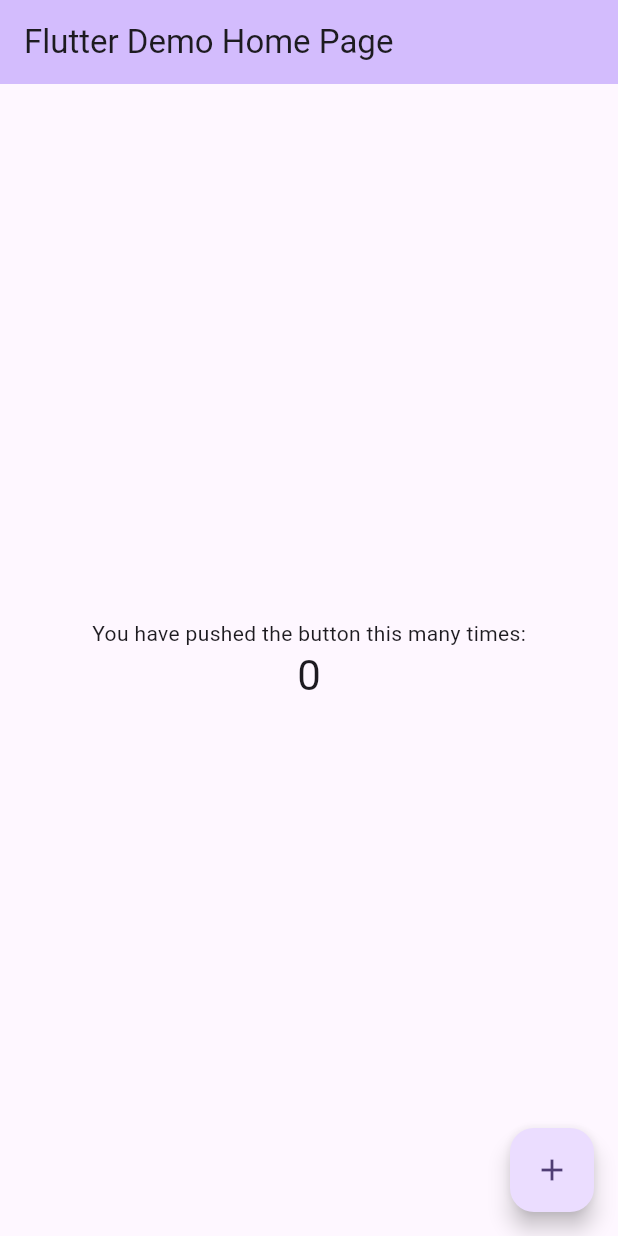
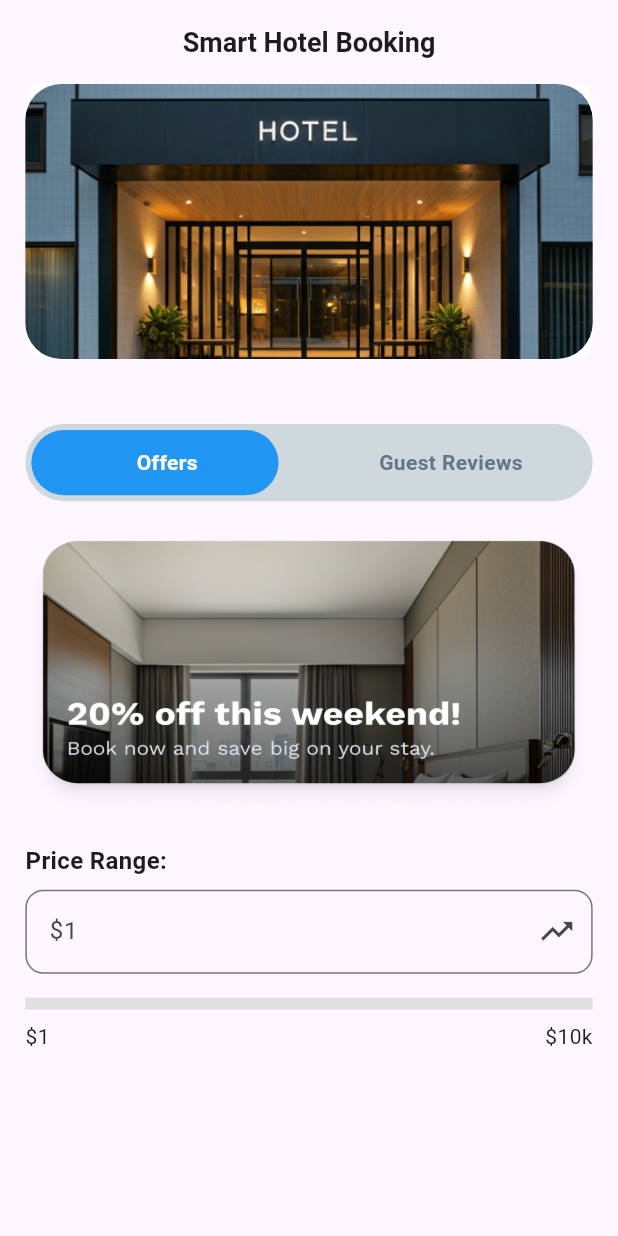
Before and after one commit to MohannedAshraf/hotel_app, a Flutter app: the screen it shows after launch, on a phone screen of 412 x 824 dp. Run offline on Flutter 3.47's test engine with Material 3 defaults, Android fonts, the phone set to English and light mode, and no system bars.

Commit message:
finish task

```diff
--- /dev/null
+++ b/lib/helper/images.dart
@@ -0,0 +1,5 @@
+abstract class Myimages {
+  static const String _baseurl = "assets/images/";
+  static const String hotel = "${_baseurl}hotel.png";
+  static const String offer = "${_baseurl}offer.png";
+}
--- /dev/null
+++ b/lib/helper/widgets/custom_rating_stars.dart
@@ -0,0 +1,23 @@
+import 'package:flutter/material.dart';
+
+class CustomRatingStars extends StatelessWidget {
+  final int count;
+  final Color color;
+
+  const CustomRatingStars({
+    super.key,
+    this.count = 5,
+    this.color = Colors.amberAccent,
+  });
+
+  @override
+  Widget build(BuildContext context) {
+    return Row(
+      mainAxisSize: MainAxisSize.min,
+      children: List.generate(
+        count,
+        (index) => Icon(Icons.star_border, color: color, size: 13),
+      ),
+    );
+  }
+}
--- /dev/null
+++ b/lib/helper/widgets/custom_tabs.dart
@@ -0,0 +1,88 @@
+import 'package:flutter/material.dart';
+
+class CustomTabs extends StatefulWidget {
+  final String activeTab;
+  final ValueChanged<String> onTabChanged;
+
+  const CustomTabs({
+    super.key,
+    required this.activeTab,
+    required this.onTabChanged,
+  });
+
+  @override
+  State<CustomTabs> createState() => _CustomTabsState();
+}
+
+class _CustomTabsState extends State<CustomTabs> {
+  @override
+  Widget build(BuildContext context) {
+    final size = MediaQuery.of(context).size;
+    return Container(
+      margin: EdgeInsets.symmetric(horizontal: size.width * 0.0410),
+      height: size.height * 0.0625,
+      decoration: BoxDecoration(
+        color: Colors.blueGrey.shade100,
+        borderRadius: BorderRadius.circular(size.width * 0.0641),
+      ),
+      child: Stack(
+        children: [
+          AnimatedAlign(
+            duration: const Duration(milliseconds: 1000),
+            curve: Curves.easeInOut,
+            alignment:
+                widget.activeTab == "Offers"
+                    ? Alignment.centerLeft
+                    : Alignment.centerRight,
+            child: Container(
+              width: size.width * 0.4,
+              margin: const EdgeInsets.all(4),
+              decoration: BoxDecoration(
+                color: Colors.blue,
+                borderRadius: BorderRadius.circular(size.width * 0.0641),
+              ),
+            ),
+          ),
+          Row(
+            children: [
+              Expanded(
+                child: GestureDetector(
+                  onTap: () => widget.onTabChanged("Offers"),
+                  child: Center(
+                    child: Text(
+                      "Offers",
+                      style: TextStyle(
+                        fontWeight: FontWeight.bold,
+                        color:
+                            widget.activeTab == "Offers"
+                                ? Colors.white
+                                : Color(0xff64748B),
+                      ),
+                    ),
+                  ),
+                ),
+              ),
+              Expanded(
+                child: GestureDetector(
+                  onTap: () => widget.onTabChanged("Guest Reviews"),
+                  child: Center(
+                    child: Text(
+                      "Guest Reviews",
+                      style: TextStyle(
+                        fontWeight: FontWeight.bold,
+                        color:
+                            widget.activeTab == "Guest Reviews"
+                                ? Colors.white
+                                : Color(0xff64748B),
+                      ),
+                    ),
+                  ),
+                ),
+              ),
+            ],
+          ),
+        ],
+      ),
+    );
+  }
+}
--- /dev/null
+++ b/lib/helper/widgets/image_card.dart
@@ -0,0 +1,108 @@
+// ignore_for_file: deprecated_member_use
+
+import 'package:flutter/material.dart';
+import 'package:hotel_app/helper/widgets/custom_rating_stars.dart';
+import 'package:hotel_app/helper/images.dart';
+
+class ImageCard extends StatelessWidget {
+  final bool expanded;
+
+  const ImageCard({super.key, required this.expanded});
+
+  @override
+  Widget build(BuildContext context) {
+    final size = MediaQuery.of(context).size;
+
+    return Padding(
+      padding: EdgeInsets.symmetric(horizontal: size.width * 0.041),
+      child: AnimatedContainer(
+        duration: const Duration(milliseconds: 1000),
+        curve: Curves.easeInOut,
+        decoration: BoxDecoration(
+          color: Colors.white,
+          borderRadius: BorderRadius.circular(12),
+          boxShadow:
+              expanded
+                  ? [
+                    BoxShadow(
+                      color: Colors.black.withOpacity(0.15),
+                      blurRadius: 10,
+                      offset: const Offset(0, 4),
+                    ),
+                  ]
+                  : [],
+        ),
+        child: Column(
+          crossAxisAlignment: CrossAxisAlignment.start,
+          children: [
+            AnimatedContainer(
+              duration: const Duration(milliseconds: 1000),
+              width: double.infinity,
+              height: expanded ? size.height * 0.3 : size.height * 0.2225,
+              curve: Curves.easeInOut,
+              decoration: BoxDecoration(
+                borderRadius:
+                    expanded
+                        ? const BorderRadius.vertical(top: Radius.circular(6))
+                        : BorderRadius.circular(24),
+                image: DecorationImage(
+                  image: AssetImage(Myimages.hotel),
+                  fit: BoxFit.cover,
+                ),
+              ),
+            ),
+
+            AnimatedSwitcher(
+              duration: const Duration(milliseconds: 1000),
+              switchInCurve: Curves.easeIn,
+              switchOutCurve: Curves.easeOut,
+              child:
+                  expanded
+                      ? Padding(
+                        key: const ValueKey("texts"),
+                        padding: const EdgeInsets.all(12.0),
+                        child: Column(
+                          crossAxisAlignment: CrossAxisAlignment.start,
+                          children: [
+                            Row(
+                              children: [
+                                const Text(
+                                  "Grand Hyatt Manila",
+                                  style: TextStyle(
+                                    fontSize: 20,
+                                    fontWeight: FontWeight.bold,
+                                    color: Colors.black,
+                                  ),
+                                ),
+                                const Spacer(),
+                                const CustomRatingStars(),
+                              ],
+                            ),
+                            const SizedBox(height: 10),
+                            const Text(
+                              "Deluxe King Room",
+                              style: TextStyle(
+                                fontSize: 16,
+                                color: Colors.black,
+                              ),
+                            ),
+                            const SizedBox(height: 10),
+                            const Text(
+                              "Deluxe King Room a to din I Ansor",
+                              style: TextStyle(
+                                fontSize: 16,
+                                color: Colors.black,
+                              ),
+                            ),
+                            const SizedBox(height: 15),
+                          ],
+                        ),
+                      )
+                      : const SizedBox.shrink(),
+            ),
+          ],
+        ),
+      ),
+    );
+  }
+}
--- a/lib/main.dart
+++ b/lib/main.dart
@@ -1,4 +1,5 @@
 import 'package:flutter/material.dart';
+import 'package:hotel_app/screens/home_screen.dart';
 
 void main() {
   runApp(const MyApp());
@@ -7,116 +8,11 @@ void main() {
 class MyApp extends StatelessWidget {
   const MyApp({super.key});
 
-  // This widget is the root of your application.
   @override
   Widget build(BuildContext context) {
     return MaterialApp(
-      title: 'Flutter Demo',
-      theme: ThemeData(
-        // This is the theme of your application.
-        //
-        // TRY THIS: Try running your application with "flutter run". You'll see
-        // the application has a purple toolbar. Then, without quitting the app,
-        // try changing the seedColor in the colorScheme below to Colors.green
-        // and then invoke "hot reload" (save your changes or press the "hot
-        // reload" button in a Flutter-supported IDE, or press "r" if you used
-        // the command line to start the app).
-        //
-        // Notice that the counter didn't reset back to zero; the application
-        // state is not lost during the reload. To reset the state, use hot
-        // restart instead.
-        //
-        // This works for code too, not just values: Most code changes can be
-        // tested with just a hot reload.
-        colorScheme: ColorScheme.fromSeed(seedColor: Colors.deepPurple),
-      ),
-      home: const MyHomePage(title: 'Flutter Demo Home Page'),
+      debugShowCheckedModeBanner: false,
+      home: const HomeScreen(),
     );
   }
 }
-
-class MyHomePage extends StatefulWidget {
-  const MyHomePage({super.key, required this.title});
-
-  // This widget is the home page of your application. It is stateful, meaning
-  // that it has a State object (defined below) that contains fields that affect
-  // how it looks.
-
-  // This class is the configuration for the state. It holds the values (in this
-  // case the title) provided by the parent (in this case the App widget) and
-  // used by the build method of the State. Fields in a Widget subclass are
-  // always marked "final".
-
-  final String title;
-
-  @override
-  State<MyHomePage> createState() => _MyHomePageState();
-}
-
-class _MyHomePageState extends State<MyHomePage> {
-  int _counter = 0;
-
-  void _incrementCounter() {
-    setState(() {
-      // This call to setState tells the Flutter framework that something has
-      // changed in this State, which causes it to rerun the build method below
-      // so that the display can reflect the updated values. If we changed
-      // _counter without calling setState(), then the build method would not be
-      // called again, and so nothing would appear to happen.
-      _counter++;
-    });
-  }
-
-  @override
-  Widget build(BuildContext context) {
-    // This method is rerun every time setState is called, for instance as done
-    // by the _incrementCounter method above.
-    //
-    // The Flutter framework has been optimized to make rerunning build methods
-    // fast, so that you can just rebuild anything that needs updating rather
-    // than having to individually change instances of widgets.
-    return Scaffold(
-      appBar: AppBar(
-        // TRY THIS: Try changing the color here to a specific color (to
-        // Colors.amber, perhaps?) and trigger a hot reload to see the AppBar
-        // change color while the other colors stay the same.
-        backgroundColor: Theme.of(context).colorScheme.inversePrimary,
-        // Here we take the value from the MyHomePage object that was created by
-        // the App.build method, and use it to set our appbar title.
-        title: Text(widget.title),
-      ),
-      body: Center(
-        // Center is a layout widget. It takes a single child and positions it
-        // in the middle of the parent.
-        child: Column(
-          // Column is also a layout widget. It takes a list of children and
-          // arranges them vertically. By default, it sizes itself to fit its
-          // children horizontally, and tries to be as tall as its parent.
-          //
-          // Column has various properties to control how it sizes itself and
-          // how it positions its children. Here we use mainAxisAlignment to
-          // center the children vertically; the main axis here is the vertical
-          // axis because Columns are vertical (the cross axis would be
-          // horizontal).
-          //
-          // TRY THIS: Invoke "debug painting" (choose the "Toggle Debug Paint"
-          // action in the IDE, or press "p" in the console), to see the
-          // wireframe for each widget.
-          mainAxisAlignment: MainAxisAlignment.center,
-          children: <Widget>[
-            const Text('You have pushed the button this many times:'),
-            Text(
-              '$_counter',
-              style: Theme.of(context).textTheme.headlineMedium,
-            ),
-          ],
-        ),
-      ),
-      floatingActionButton: FloatingActionButton(
-        onPressed: _incrementCounter,
-        tooltip: 'Increment',
-        child: const Icon(Icons.add),
-      ), // This trailing comma makes auto-formatting nicer for build methods.
-    );
-  }
-}
--- /dev/null
+++ b/lib/screens/home_screen.dart
@@ -0,0 +1,304 @@
+// ignore_for_file: deprecated_member_use
+
+import 'package:flutter/material.dart';
+import 'package:hotel_app/helper/images.dart';
+import 'package:hotel_app/helper/widgets/custom_rating_stars.dart';
+import 'package:hotel_app/helper/widgets/custom_tabs.dart';
+import 'package:hotel_app/helper/widgets/image_card.dart';
+import 'package:flutter/services.dart';
+
+class HomeScreen extends StatefulWidget {
+  const HomeScreen({super.key});
+
+  @override
+  State<HomeScreen> createState() => _HomeScreenState();
+}
+
+class _HomeScreenState extends State<HomeScreen> {
+  bool expanded = false;
+  String activeTab = "Offers";
+  final TextEditingController fixedPriceController = TextEditingController(
+    text: "5000",
+  );
+
+  double price = 1;
+  final TextEditingController priceController = TextEditingController();
+  @override
+  void dispose() {
+    super.dispose();
+    fixedPriceController.dispose();
+    priceController.dispose();
+  }
+
+  @override
+  Widget build(BuildContext context) {
+    final size = MediaQuery.of(context).size;
+
+    return Scaffold(
+      appBar: AppBar(
+        centerTitle: true,
+        title: const Text(
+          "Smart Hotel Booking",
+          style: TextStyle(fontWeight: FontWeight.bold, fontSize: 18),
+        ),
+      ),
+      body: SingleChildScrollView(
+        child: Column(
+          children: [
+            ImageCard(expanded: expanded),
+
+            expanded
+                ? SizedBox(height: size.height * 0.035)
+                : SizedBox(height: size.height * 0.0525),
+
+            CustomTabs(
+              activeTab: activeTab,
+              onTabChanged: (tab) {
+                setState(() {
+                  activeTab = tab;
+                  expanded = (tab == "Guest Reviews");
+                });
+              },
+            ),
+
+            SizedBox(height: size.height * 0.03),
+
+            AnimatedSwitcher(
+              duration: const Duration(milliseconds: 1000),
+              switchInCurve: Curves.easeIn,
+              switchOutCurve: Curves.easeOut,
+              transitionBuilder: (child, animation) {
+                final offsetAnimation = Tween<Offset>(
+                  begin: const Offset(0, 0.1),
+                  end: Offset.zero,
+                ).animate(animation);
+
+                return SlideTransition(
+                  position: offsetAnimation,
+                  child: FadeTransition(opacity: animation, child: child),
+                );
+              },
+              child:
+                  expanded
+                      ? Padding(
+                        key: const ValueKey("reviews"),
+                        padding: EdgeInsets.symmetric(
+                          horizontal: size.width * 0.041,
+                        ),
+                        child: Column(
+                          crossAxisAlignment: CrossAxisAlignment.start,
+                          children: [
+                            Container(
+                              padding: const EdgeInsets.all(12),
+                              decoration: BoxDecoration(
+                                color: Colors.white,
+                                borderRadius: BorderRadius.circular(12),
+                                boxShadow: [
+                                  BoxShadow(
+                                    color: Colors.black.withOpacity(0.1),
+                                    blurRadius: 6,
+                                    offset: const Offset(0, 3),
+                                  ),
+                                ],
+                              ),
+                              child: Column(
+                                children: [
+                                  Row(
+                                    children: [
+                                      const Text(
+                                        "John D.",
+                                        style: TextStyle(
+                                          fontSize: 16,
+                                          fontWeight: FontWeight.w500,
+                                        ),
+                                      ),
+                                      const Spacer(),
+                                      const CustomRatingStars(
+                                        color: Color(0xff22C55E),
+                                        count: 3,
+                                      ),
+                                    ],
+                                  ),
+                                  const Text(
+                                    "Amazing stay, highly recommend the spa!",
+                                    style: TextStyle(
+                                      fontSize: 14,
+                                      color: Color(0xff475569),
+                                    ),
+                                  ),
+                                  const SizedBox(height: 15),
+                                  Row(
+                                    children: [
+                                      const Text(
+                                        "Sarah K.",
+                                        style: TextStyle(
+                                          fontSize: 16,
+                                          fontWeight: FontWeight.w500,
+                                        ),
+                                      ),
+                                      const Spacer(),
+                                      const CustomRatingStars(
+                                        color: Color(0xff22C55E),
+                                        count: 4,
+                                      ),
+                                    ],
+                                  ),
+                                  const Text(
+                                    "Great service, room was very clean.",
+                                    style: TextStyle(
+                                      fontSize: 14,
+                                      color: Color(0xff475569),
+                                    ),
+                                  ),
+                                ],
+                              ),
+                            ),
+
+                            const SizedBox(height: 20),
+
+                            const Text(
+                              "Price Range:",
+                              style: TextStyle(
+                                fontSize: 16,
+                                fontWeight: FontWeight.bold,
+                              ),
+                            ),
+                            const SizedBox(height: 8),
+
+                            TextFormField(
+                              controller: fixedPriceController,
+                              readOnly: true,
+                              decoration: InputDecoration(
+                                border: OutlineInputBorder(
+                                  borderRadius: BorderRadius.circular(12),
+                                ),
+                              ),
+                            ),
+
+                            const SizedBox(height: 16),
+
+                            TweenAnimationBuilder<double>(
+                              tween: Tween<double>(begin: 0, end: 5000 / 10000),
+                              duration: const Duration(milliseconds: 1000),
+                              curve: Curves.easeInOut,
+                              builder: (context, value, child) {
+                                return LinearProgressIndicator(
+                                  value: value,
+                                  minHeight: 8,
+                                  backgroundColor: Colors.grey.shade300,
+                                  valueColor:
+                                      const AlwaysStoppedAnimation<Color>(
+                                        Colors.blue,
+                                      ),
+                                );
+                              },
+                            ),
+
+                            const SizedBox(height: 8),
+
+                            Row(
+                              mainAxisAlignment: MainAxisAlignment.spaceBetween,
+                              children: const [Text("\$1"), Text("\$10k")],
+                            ),
+                          ],
+                        ),
+                      )
+                      : Padding(
+                        key: const ValueKey("offers"),
+                        padding: EdgeInsets.symmetric(
+                          horizontal: size.width * 0.041,
+                        ),
+                        child: Column(
+                          crossAxisAlignment: CrossAxisAlignment.start,
+                          children: [
+                            Container(
+                              width: double.infinity,
+                              height: size.height * 0.2225,
+                              decoration: BoxDecoration(
+                                borderRadius: BorderRadius.circular(
+                                  size.width * 0.0615384,
+                                ),
+                                image: DecorationImage(
+                                  image: AssetImage(Myimages.offer),
+                                  fit: BoxFit.fill,
+                                ),
+                              ),
+                            ),
+
+                            const SizedBox(height: 20),
+
+                            const Text(
+                              "Price Range:",
+                              style: TextStyle(
+                                fontSize: 16,
+                                fontWeight: FontWeight.bold,
+                              ),
+                            ),
+                            const SizedBox(height: 8),
+
+                            TextFormField(
+                              controller: priceController,
+                              keyboardType: TextInputType.number,
+                              inputFormatters: [
+                                FilteringTextInputFormatter.digitsOnly,
+                              ],
+                              decoration: InputDecoration(
+                                hintText: "\$1",
+                                border: OutlineInputBorder(
+                                  borderRadius: BorderRadius.circular(12),
+                                ),
+                                suffixIcon: IconButton(
+                                  icon: const Icon(Icons.trending_up, size: 25),
+                                  onPressed: () {
+                                    final value = double.tryParse(
+                                      priceController.text,
+                                    );
+                                    if (value != null &&
+                                        value >= 1 &&
+                                        value <= 10000) {
+                                      setState(() {
+                                        price = value;
+                                      });
+                                    }
+                                  },
+                                ),
+                              ),
+                            ),
+                            const SizedBox(height: 16),
+
+                            TweenAnimationBuilder<double>(
+                              tween: Tween<double>(
+                                begin: 0,
+                                end: (price / 10000).clamp(0.0, 1.0),
+                              ),
+                              duration: const Duration(milliseconds: 1000),
+                              curve: Curves.easeInOut,
+                              builder: (context, value, child) {
+                                return LinearProgressIndicator(
+                                  value: value,
+                                  minHeight: 8,
+                                  backgroundColor: Colors.grey.shade300,
+                                  valueColor:
+                                      const AlwaysStoppedAnimation<Color>(
+                                        Colors.blue,
+                                      ),
+                                );
+                              },
+                            ),
+
+                            const SizedBox(height: 8),
+
+                            Row(
+                              mainAxisAlignment: MainAxisAlignment.spaceBetween,
+                              children: const [Text("\$1"), Text("\$10k")],
+                            ),
+                          ],
+                        ),
+                      ),
+            ),
+          ],
+        ),
+      ),
+    );
+  }
+}
```
Also changed, not shown: pubspec.yaml (+4 -3 lines), assets/images/hotel.png (added), assets/images/offer.png (added).
